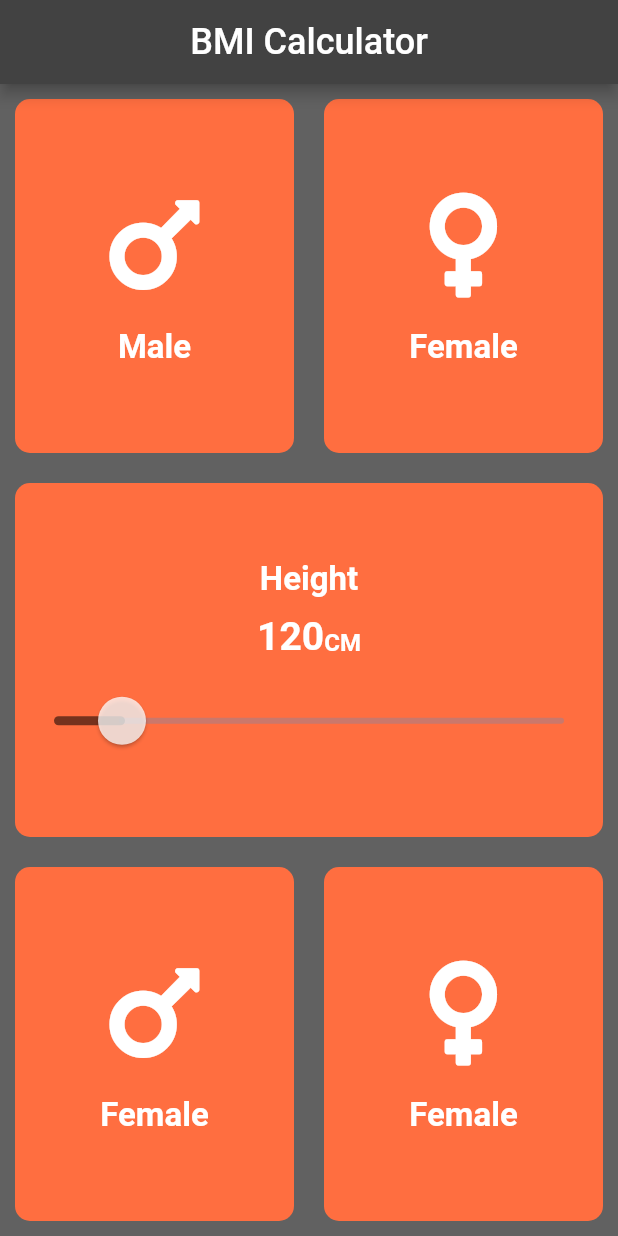
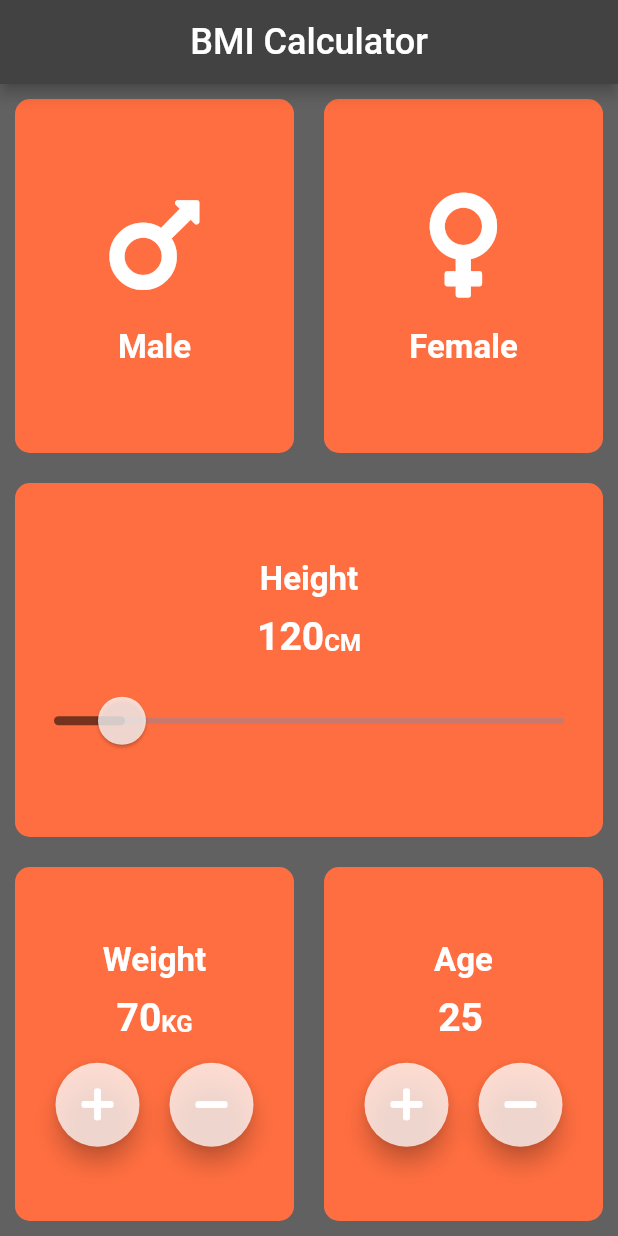
Before and after one commit to alphamarke/FlutterDemoApp, a Flutter app: the screen it shows after launch, on a phone screen of 412 x 824 dp. Run offline on Flutter 3.47's test engine with Material 2 defaults, Android fonts, the phone set to English and light mode, and no system bars; our stand-ins replace audioplayers, font_awesome_flutter, rflutter_alert.

Commit message:
First commit

```diff
--- a/lib/BMICalculator.dart
+++ b/lib/BMICalculator.dart
@@ -6,6 +6,8 @@ import 'package:font_awesome_flutter/font_awesome_flutter.dart';
 import 'MasterPage.dart';
 import 'Model/Gender.dart';
 
+Color buttonColor = Colors.white.withAlpha(450);
+
 class BMICalculator extends StatefulWidget {
   @override
   _BMICalculatorState createState() => _BMICalculatorState();
@@ -13,6 +15,8 @@ class BMICalculator extends StatefulWidget {
 
 class _BMICalculatorState extends State<BMICalculator> {
   int heightValue = 120;
+  int weightValue = 70;
+  int ageValue = 25;
 
   Color maleColor = Colors.deepOrangeAccent;
   Color femaleColor = Colors.deepOrangeAccent;
@@ -123,7 +127,7 @@ class _BMICalculatorState extends State<BMICalculator> {
                     data: SliderTheme.of(context).copyWith(
                       thumbShape:
                           RoundSliderThumbShape(enabledThumbRadius: 16.0),
-                      thumbColor: Colors.white.withAlpha(450),
+                      thumbColor: buttonColor,
                       overlayShape:
                           RoundSliderOverlayShape(overlayRadius: 26.0),
                       overlayColor: Color(0x29000000),
@@ -145,29 +149,99 @@ class _BMICalculatorState extends State<BMICalculator> {
                   mainAxisSize: MainAxisSize.max,
                   children: <Widget>[
                     new RoundedCards(
-                      headWidget: Icon(
-                        FontAwesomeIcons.mars,
-                        size: 80,
+                      headWidget: Column(
+                        children: <Widget>[
+                          Text(
+                            'Weight',
+                            style: pageMediumFontStyle,
+                          ),
+                          SizedBox(
+                            height: 10,
+                          ),
+                          Row(
+                            mainAxisAlignment: MainAxisAlignment.center,
+                            crossAxisAlignment: CrossAxisAlignment.baseline,
+                            textBaseline: TextBaseline.alphabetic,
+                            children: <Widget>[
+                              Text(
+                                weightValue.toString(),
+                                style: pageLargeFontStyle,
+                              ),
+                              Text(
+                                'KG',
+                                style: pageSmallFontStyle,
+                              ),
+                            ],
+                          ),
+                        ],
                       ),
-                      contentWidget: Text(
-                        'Female',
-                        style: TextStyle(
-                          fontSize: 22,
-                          fontWeight: FontWeight.bold,
-                        ),
+                      contentWidget: Row(
+                        mainAxisAlignment: MainAxisAlignment.center,
+                        mainAxisSize: MainAxisSize.max,
+                        children: <Widget>[
+                          RoundIconButton(
+                              onPressed: () {
+                                setState(() {
+                                  weightValue++;
+                                });
+                              },
+                              buttonIcon: FontAwesomeIcons.plus),
+                          RoundIconButton(
+                              onPressed: () {
+                                setState(() {
+                                  weightValue--;
+                                });
+                              },
+                              buttonIcon: FontAwesomeIcons.minus),
+                        ],
                       ),
                     ),
                     new RoundedCards(
-                      headWidget: Icon(
-                        FontAwesomeIcons.venus,
-                        size: 80,
+                      headWidget: Column(
+                        children: <Widget>[
+                          Text(
+                            'Age',
+                            style: pageMediumFontStyle,
+                          ),
+                          SizedBox(
+                            height: 10,
+                          ),
+                          Row(
+                            mainAxisAlignment: MainAxisAlignment.center,
+                            crossAxisAlignment: CrossAxisAlignment.baseline,
+                            textBaseline: TextBaseline.alphabetic,
+                            children: <Widget>[
+                              Text(
+                                ageValue.toString(),
+                                style: pageLargeFontStyle,
+                              ),
+                              Text(
+                                ' ',
+                                style: pageSmallFontStyle,
+                              ),
+                            ],
+                          ),
+                        ],
                       ),
-                      contentWidget: Text(
-                        'Female',
-                        style: TextStyle(
-                          fontSize: 22,
-                          fontWeight: FontWeight.bold,
-                        ),
+                      contentWidget: Row(
+                        mainAxisAlignment: MainAxisAlignment.center,
+                        mainAxisSize: MainAxisSize.max,
+                        children: <Widget>[
+                          RoundIconButton(
+                              onPressed: () {
+                                setState(() {
+                                  ageValue++;
+                                });
+                              },
+                              buttonIcon: FontAwesomeIcons.plus),
+                          RoundIconButton(
+                              onPressed: () {
+                                setState(() {
+                                  ageValue--;
+                                });
+                              },
+                              buttonIcon: FontAwesomeIcons.minus),
+                        ],
                       ),
                     ),
                   ],
@@ -178,6 +252,28 @@ class _BMICalculatorState extends State<BMICalculator> {
         ),
       ),
       floatingActionButton: null,
+    );
+  }
+}
+
+class RoundIconButton extends StatelessWidget {
+  final Function onPressed;
+  final IconData buttonIcon;
+
+  RoundIconButton({@required this.onPressed, @required this.buttonIcon});
+
+  @override
+  Widget build(BuildContext context) {
+    return Container(
+      margin: EdgeInsets.symmetric(horizontal: 10, vertical: 0),
+      child: RawMaterialButton(
+        child: Icon(buttonIcon),
+        shape: CircleBorder(),
+        fillColor: buttonColor,
+        constraints: BoxConstraints.tightFor(height: 56, width: 56),
+        elevation: 6.0,
+        onPressed: onPressed,
+      ),
     );
   }
 }
```
